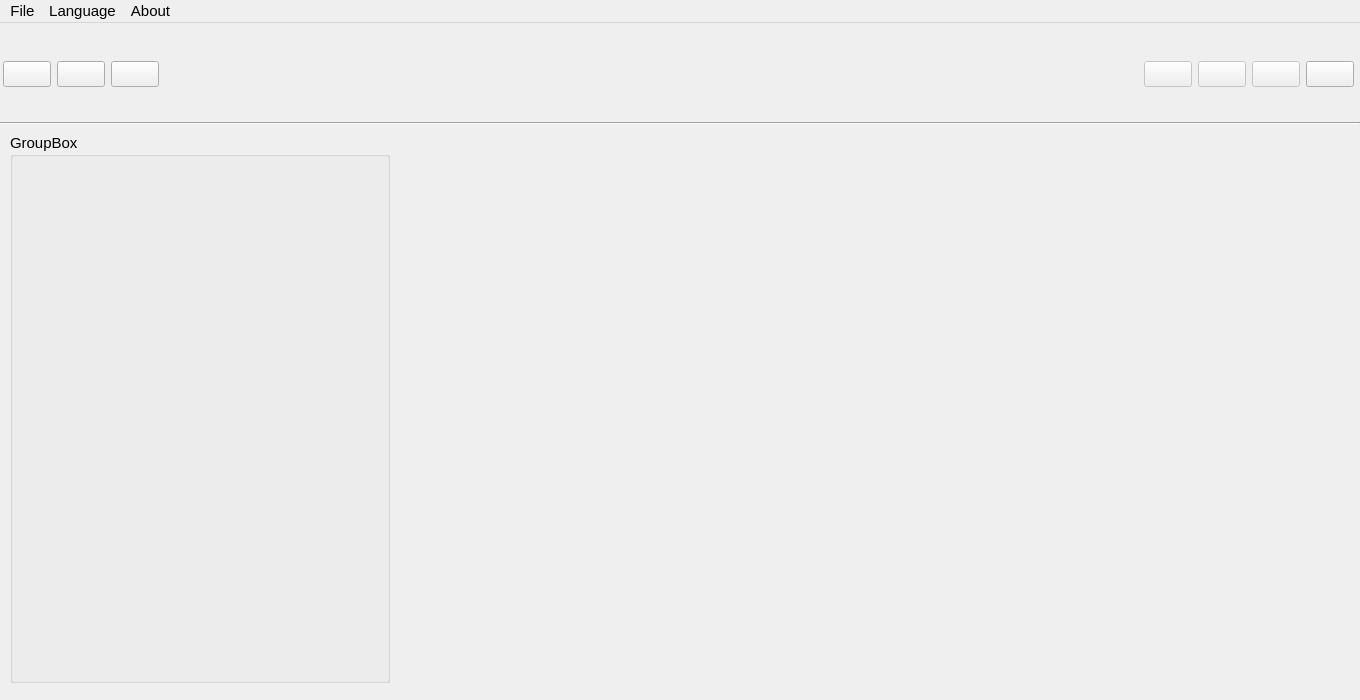
felipesanches/Br-Print3D, file Pandora.ui: the form before one commit.
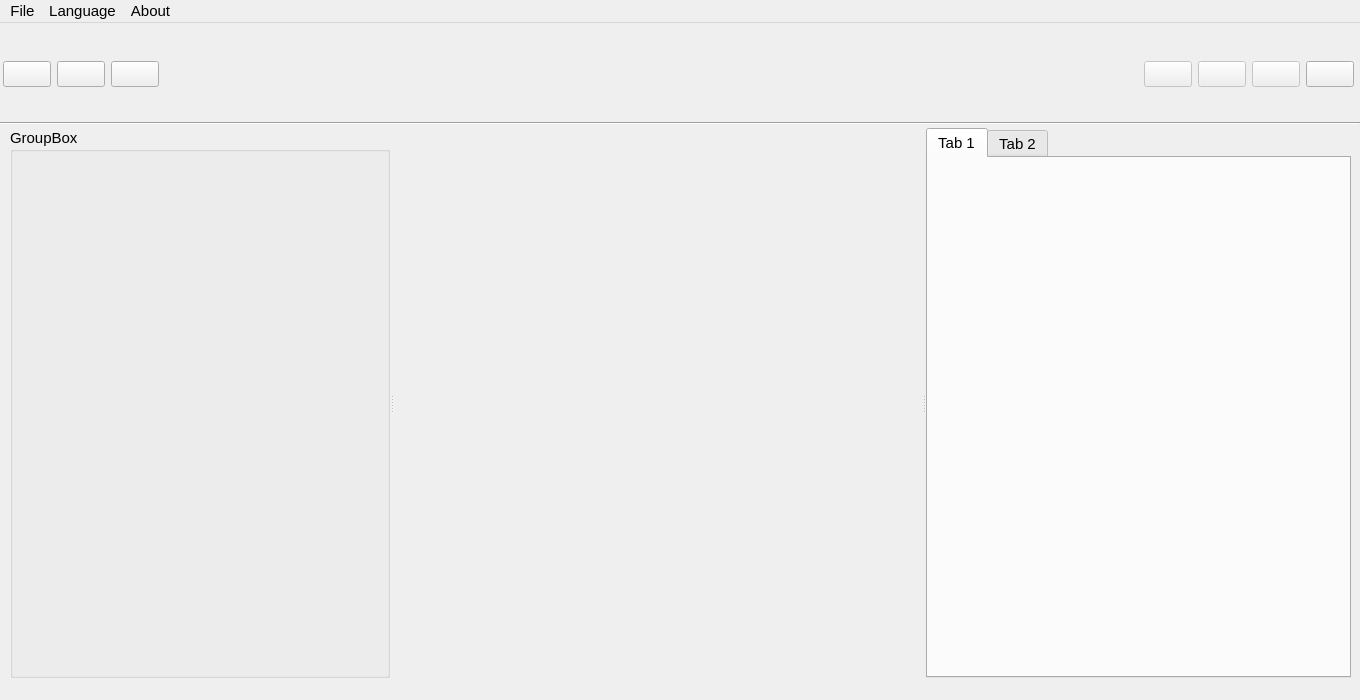
The form after the commit. Icons and pictures are not drawn. Custom widgets are drawn as their Qt base class.

The edit to the form file:
```diff
--- a/Pandora.ui
+++ b/Pandora.ui
@@ -304,15 +304,19 @@
      </item>
     </layout>
    </widget>
-   <widget class="PrinterConfigs" name="groupBox">
+   <widget class="QSplitter" name="splitter">
     <property name="geometry">
      <rect>
       <x>10</x>
-      <y>110</y>
-      <width>380</width>
+      <y>105</y>
+      <width>1341</width>
       <height>550</height>
      </rect>
     </property>
+    <property name="orientation">
+     <enum>Qt::Horizontal</enum>
+    </property>
+    <widget class="PrinterConfigs" name="groupBox">
     <property name="minimumSize">
      <size>
       <width>380</width>
@@ -329,6 +333,45 @@
      <string>GroupBox</string>
     </property>
    </widget>
+    <widget class="Control3D" name="widget" native="true">
+     <property name="minimumSize">
+      <size>
+       <width>530</width>
+       <height>545</height>
+      </size>
+     </property>
+     <property name="maximumSize">
+      <size>
+       <width>530</width>
+       <height>545</height>
+      </size>
+     </property>
+    </widget>
+    <widget class="ManualControl" name="tabWidget">
+     <property name="minimumSize">
+      <size>
+       <width>425</width>
+       <height>550</height>
+      </size>
+     </property>
+     <property name="maximumSize">
+      <size>
+       <width>425</width>
+       <height>550</height>
+      </size>
+     </property>
+     <widget class="QWidget" name="tab">
+      <attribute name="title">
+       <string>Tab 1</string>
+      </attribute>
+     </widget>
+     <widget class="QWidget" name="tab_2">
+      <attribute name="title">
+       <string>Tab 2</string>
+      </attribute>
+     </widget>
+    </widget>
+   </widget>
   </widget>
   <widget class="QMenuBar" name="menuBar">
    <property name="geometry">
@@ -536,6 +579,18 @@
    <header>printerconfigs.h</header>
    <container>1</container>
   </customwidget>
+  <customwidget>
+   <class>ManualControl</class>
+   <extends>QTabWidget</extends>
+   <header>manualcontrol.h</header>
+   <container>1</container>
+  </customwidget>
+  <customwidget>
+   <class>Control3D</class>
+   <extends>QWidget</extends>
+   <header>control3d.h</header>
+   <container>1</container>
+  </customwidget>
  </customwidgets>
  <resources>
   <include location="images.qrc"/>
```
Lines whose indentation alone changed are shown as unchanged.
